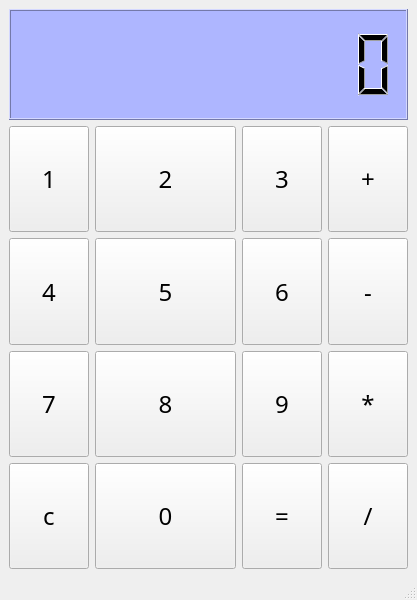
Above: src/calculator.ui from money0534/Notepad_QtCLion before the change. Below: the same form after it.
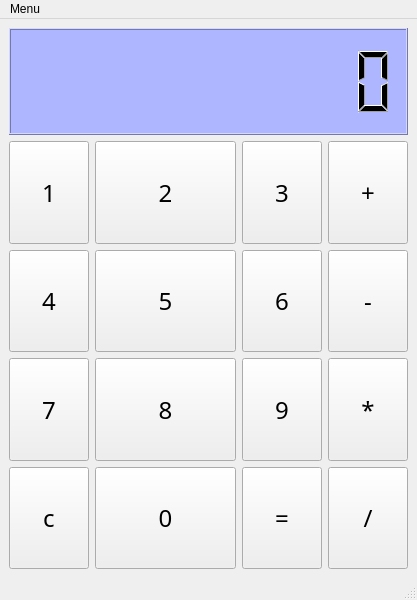
That is the form after the change.

Commit message: 计算器菜单栏不能显示

Diff of the .ui file:
```diff
--- a/src/calculator.ui
+++ b/src/calculator.ui
@@ -371,6 +371,13 @@
      <height>26</height>
     </rect>
    </property>
+   <widget class="QMenu" name="menuMenu">
+    <property name="title">
+     <string>Menu</string>
+    </property>
+    <addaction name="actionpreferences"/>
+   </widget>
+   <addaction name="menuMenu"/>
   </widget>
   <widget class="QStatusBar" name="statusbar"/>
  </widget>
```
Left out of the diff: 5 changed lines with no effect on the pictures.
